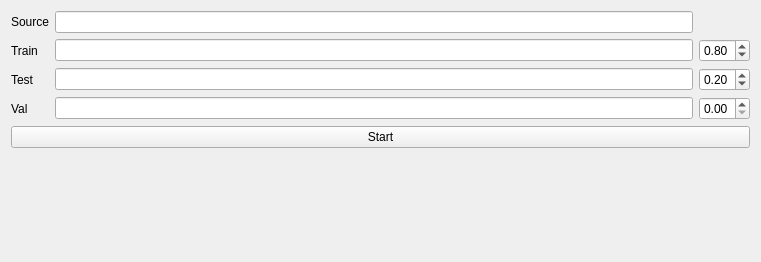
Above: image_clean_up_tool/split_data.ui from stereomatchingkiss/blogCodes2 before the change. Below: the same form after it.
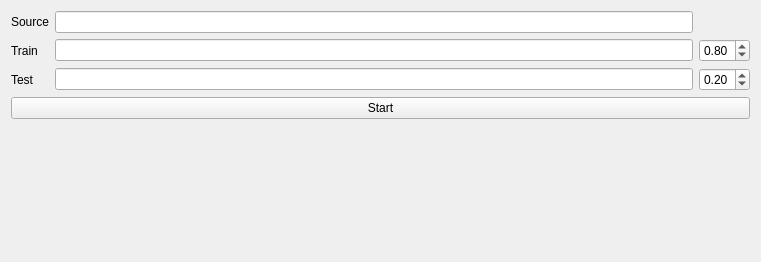
That is the form after the change.

Commit message: can separate the files based on ratio properly

Patch:
```diff
--- a/image_clean_up_tool/split_data.ui
+++ b/image_clean_up_tool/split_data.ui
@@ -72,29 +72,6 @@
        </property>
       </widget>
      </item>
-     <item row="3" column="0">
-      <widget class="QLabel" name="label_4">
-       <property name="text">
-        <string>Val</string>
-       </property>
-      </widget>
-     </item>
-     <item row="3" column="1">
-      <widget class="QLineEdit" name="lineEditVal"/>
-     </item>
-     <item row="3" column="2">
-      <widget class="QDoubleSpinBox" name="doubleSpinBoxVal">
-       <property name="maximum">
-        <double>1.000000000000000</double>
-       </property>
-       <property name="singleStep">
-        <double>0.010000000000000</double>
-       </property>
-       <property name="value">
-        <double>0.000000000000000</double>
-       </property>
-      </widget>
-     </item>
     </layout>
    </item>
    <item>
```
Left out of the diff: 44 changed lines with no effect on the pictures. The commit also changes 1 other file.
